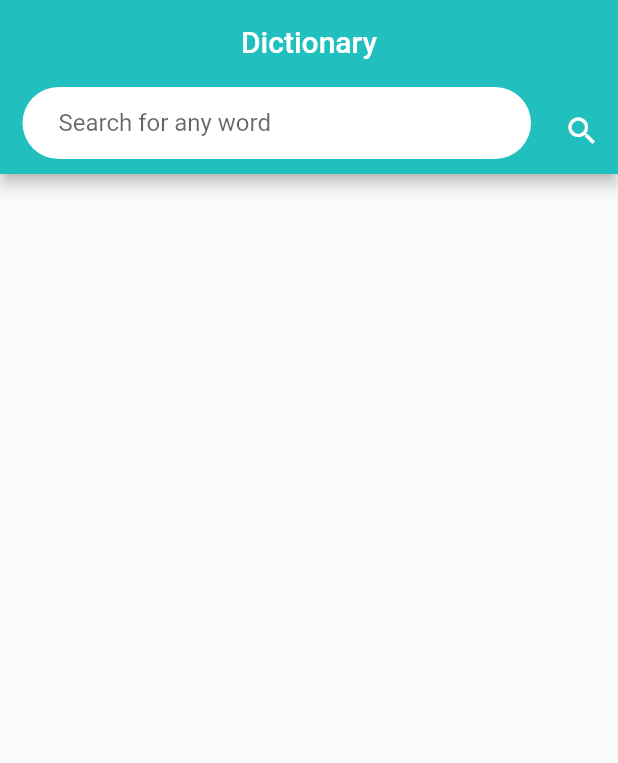
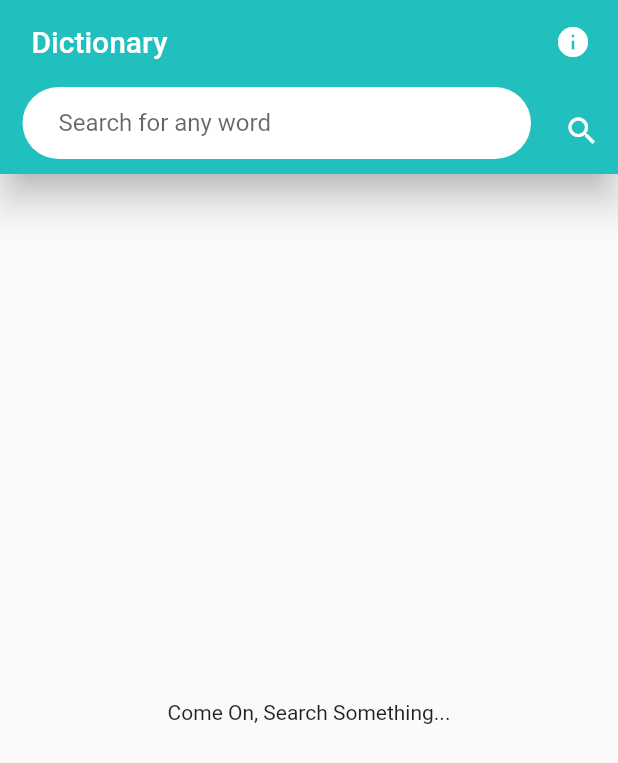
Before and after one commit to ishandeveloper/Dictionary-App, a Flutter app: the screen it shows after launch, after a tap on the "search" icon, on a phone screen of 412 x 824 dp. Shown: the top 763 px of the screen. Run offline on Flutter 3.47's test engine with Material 2 defaults, Android fonts, the phone set to English and light mode, and no system bars.

Commit message:
Search Page

```diff
--- a/lib/pages/homepage.dart
+++ b/lib/pages/homepage.dart
@@ -1,18 +1,76 @@
+import 'dart:async';
+import 'dart:convert';
 import 'package:flutter/material.dart';
+import 'package:flutter/rendering.dart';
+import 'package:http/http.dart';
 
-class Homepage extends StatelessWidget {
-  final String token="0528f62586f9a7ba9af61d39314e0cc3bac1655b";
-  final String url="https://owlbot.info/api/v4/dictionary/";
+import 'about.dart';
 
+class Homepage extends StatefulWidget {
+  @override
+  _HomepageState createState() => _HomepageState();
+}
+
+class _HomepageState extends State<Homepage> {
   TextEditingController searchcontroller=TextEditingController();
+  String token="0528f62586f9a7ba9af61d39314e0cc3bac1655b";
+  String url="https://owlbot.info/api/v4/dictionary/";
+
+  StreamController _streamController;
+  Stream _stream;
+  Timer typing;
   @override
+
+  void initState(){
+    super.initState();
+    _streamController = StreamController();
+    _stream = _streamController.stream;
+  }
+
+  search() async {
+    if (searchcontroller.text == null || searchcontroller.text.length == 0) {
+      _streamController.add(null);
+      return;
+    }
+
+    _streamController.add("waiting");
+    Response response = await get(url + searchcontroller.text.trim(), headers: {"Authorization": "Token " + token});
+    print(response.body);
+
+    // if(json.decode(response.body)[0]["message"].!=null){
+    //   print("Ouch");
+    //   return;
+    // }
+
+  // print(json.decode(response.body));
+    _streamController.add(json.decode(response.body));
+  }
+
+
   Widget build(BuildContext context) {
     return Scaffold
     (
 
       appBar: AppBar(
-        title: Text("Dictionary"),
-        centerTitle: true,
+        elevation: 10,
+        title: Text(" Dictionary",style: TextStyle(fontSize: 20),),
+        actions: <Widget>[
+          Container(
+
+            margin:EdgeInsets.only(right:10),
+            child: Padding(
+              padding: const EdgeInsets.all(8.0),
+              child: GestureDetector(
+                child: Icon(Icons.info),
+                onTap: (){
+                  Navigator.push(context, MaterialPageRoute(builder: (context)=>AboutPage()
+               ));
+                },
+                ),
+
+            ),
+          )
+        ],
         backgroundColor: Color(0xFF21BFBD),
         bottom: PreferredSize(
           preferredSize: Size.fromHeight(60),
@@ -33,6 +91,10 @@ class Homepage extends StatelessWidget {
                   border:InputBorder.none,
                   ),
                   onChanged: (String word){
+                    if(typing?.isActive ?? false) typing.cancel();
+                    typing=Timer(Duration(milliseconds: 1000),(){
+                      search();
+                    });
 
                   },
                   controller: searchcontroller,
@@ -41,7 +103,7 @@ class Homepage extends StatelessWidget {
             ),
           IconButton(icon: Icon(Icons.search,color: Colors.white,),
           onPressed: (){
-
+            search();
           },
           )
           ],
@@ -50,7 +112,55 @@ class Homepage extends StatelessWidget {
         ),
 
         body:Container(
+          margin:EdgeInsets.fromLTRB(0, 10, 0, 0),
+          child: StreamBuilder(
+            stream:_stream,
+            builder: (BuildContext context, AsyncSnapshot snapshot){
+              if(snapshot.data==null){
+                return Center(
+                  child: Text("Come On, Search Something..."),
+                  );
+              }
+               if (snapshot.data == "waiting") {
+                return Center(
+                  child: CircularProgressIndicator(
+                    backgroundColor: Color(0xFF21BFBD),
+                    valueColor: AlwaysStoppedAnimation<Color>(Colors.white),
+                    ),
+                );
+              }
+              if(snapshot.data=="error"){
+                print("Error");
+                return Center(child: Text("Error"),);
+              }
+              if(snapshot.data["definitions"].length==0){
+                return Center(child: Text("Oops, couldn't find that word"),);
+              }
+              return ListView.builder(
+                itemCount: snapshot.data["definitions"].length,
+                itemBuilder: (context,int index){
+                  return ListBody(children: <Widget>[
+                    Container(
 
+                      color:Colors.grey[200],
+                      child: ListTile(
+                        leading: snapshot.data["definitions"][index]["image_url"]==null ? null :
+                        CircleAvatar(backgroundImage: NetworkImage(snapshot.data["definitions"][index]["image_url"]),
+                        ),
+                        title: Text(searchcontroller.text.trim() + " (" + snapshot.data["definitions"][index]["type"] + ")"),
+
+                        )
+                      ),
+                      Padding(
+                        padding: const EdgeInsets.all(12.0),
+                        child: Text(
+                          snapshot.data["definitions"][index]["definition"],textAlign: TextAlign.justify
+                          ),
+                      )
+                  ],);
+                });
+            },
+          ),
         )
     );
   }
```
